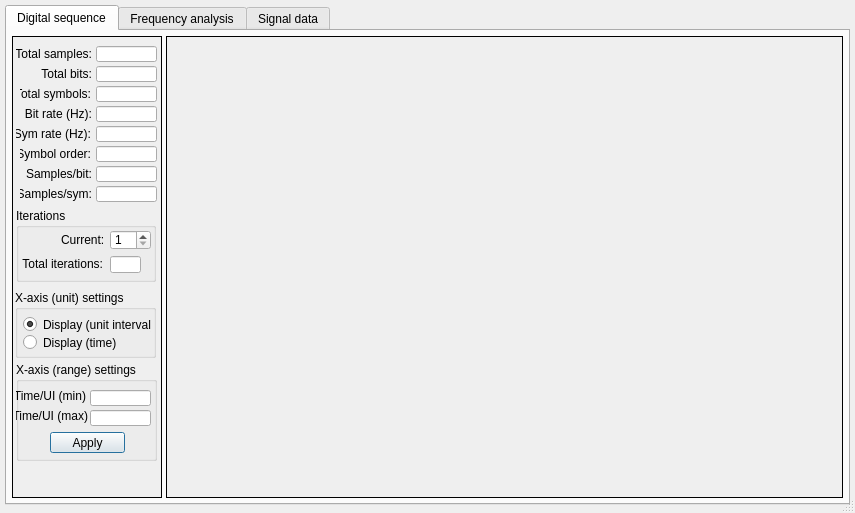
Old version of the form source/syslab_gui_files/DigitalDataViewer.ui in the repository marc-verreault/systemlab-design.
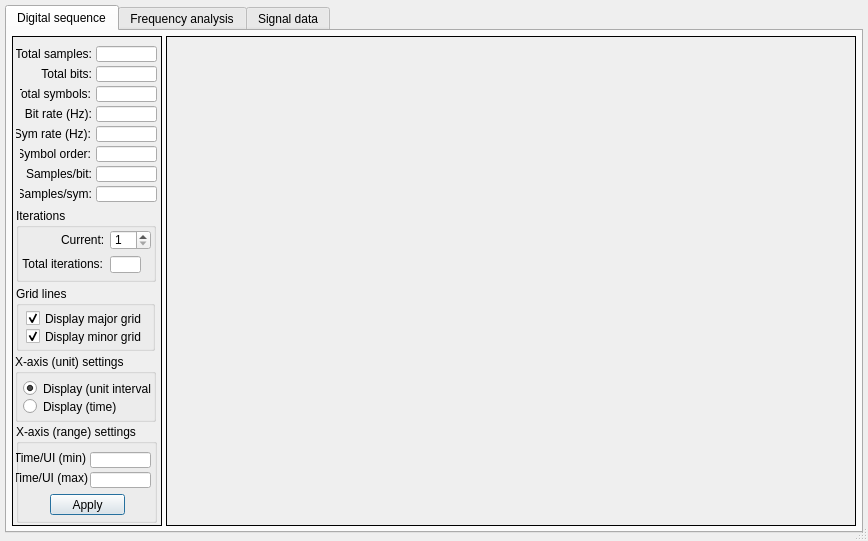
New version of the form. The open tabs and pages were chosen to show the change.

Patch:
```diff
--- a/source/syslab_gui_files/DigitalDataViewer.ui
+++ b/source/syslab_gui_files/DigitalDataViewer.ui
@@ -9,8 +9,8 @@
    <rect>
     <x>0</x>
     <y>0</y>
-    <width>855</width>
-    <height>513</height>
+    <width>868</width>
+    <height>541</height>
    </rect>
   </property>
   <property name="sizePolicy">
@@ -122,7 +122,7 @@
          <property name="minimumSize">
           <size>
            <width>150</width>
-           <height>320</height>
+           <height>350</height>
           </size>
          </property>
          <property name="focusPolicy">
@@ -316,7 +316,7 @@
           <property name="geometry">
            <rect>
             <x>3</x>
-            <y>254</y>
+            <y>318</y>
             <width>141</width>
             <height>68</height>
            </rect>
@@ -540,7 +540,7 @@
           <property name="geometry">
            <rect>
             <x>4</x>
-            <y>326</y>
+            <y>388</y>
             <width>141</width>
             <height>99</height>
            </rect>
@@ -614,6 +614,51 @@
            </property>
           </widget>
          </widget>
+         <widget class="QGroupBox" name="groupBox_6">
+          <property name="geometry">
+           <rect>
+            <x>4</x>
+            <y>250</y>
+            <width>139</width>
+            <height>65</height>
+           </rect>
+          </property>
+          <property name="title">
+           <string>Grid lines</string>
+          </property>
+          <widget class="QCheckBox" name="checkBoxMajorGrid">
+           <property name="geometry">
+            <rect>
+             <x>10</x>
+             <y>24</y>
+             <width>124</width>
+             <height>17</height>
+            </rect>
+           </property>
+           <property name="text">
+            <string>Display major grid</string>
+           </property>
+           <property name="checked">
+            <bool>true</bool>
+           </property>
+          </widget>
+          <widget class="QCheckBox" name="checkBoxMinorGrid">
+           <property name="geometry">
+            <rect>
+             <x>10</x>
+             <y>42</y>
+             <width>124</width>
+             <height>17</height>
+            </rect>
+           </property>
+           <property name="text">
+            <string>Display minor grid</string>
+           </property>
+           <property name="checked">
+            <bool>true</bool>
+           </property>
+          </widget>
+         </widget>
         </widget>
        </item>
       </layout>
```
Left out of the diff: 51 changed lines with no effect on the pictures.
